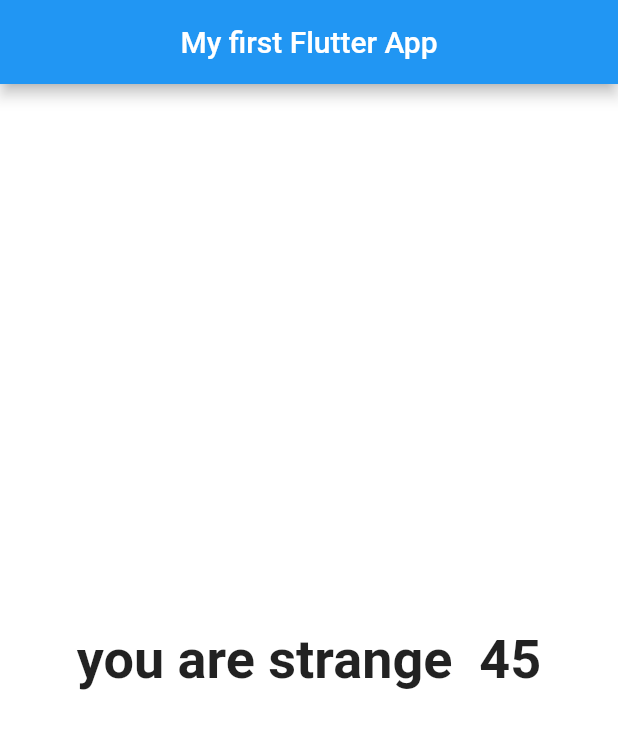
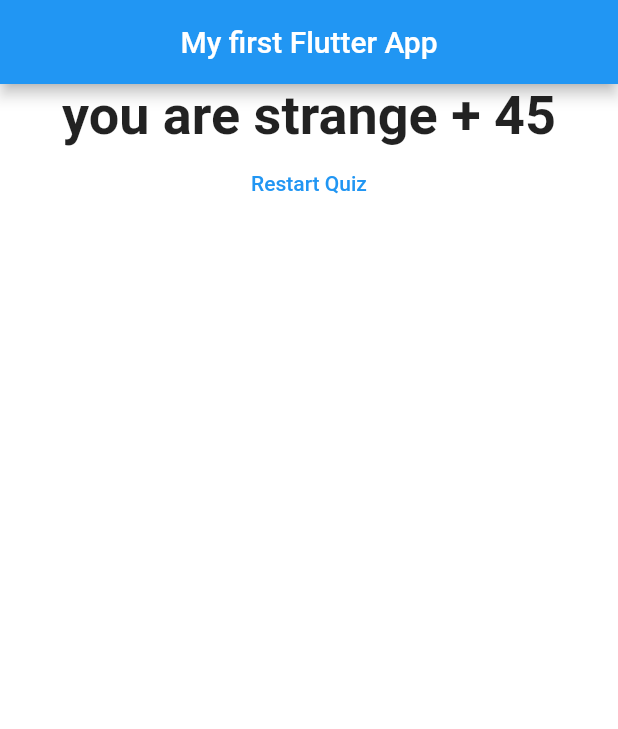
Before and after one commit to NischalDragneel-77/flutterQuizApp, a Flutter app: the screen it shows after launch, after a tap on "Black", after a tap on "Cat", after a tap on "Rajani", on a phone screen of 412 x 824 dp. Shown: the top 729 px of the screen. Run offline on Flutter 3.47's test engine with Material 2 defaults, Android fonts, the phone set to English and light mode, and no system bars.

Commit message:
restart button added

```diff
--- a/lib/main.dart
+++ b/lib/main.dart
@@ -49,12 +49,19 @@ class _MyAppState extends State<MyApp> {
       ],
     },
   ];
+  void _resetQuiz() {
+    setState(() {
+      _questionIndex = 0;
+      _totalScore = 0;
+    });
+  }
 
   void _answerQuestion(int score) {
     _totalScore += score;
     setState(() {
       _questionIndex++;
     });
+
     print(_questionIndex);
     if (_questionIndex < _questions.length) {
       print('we have more questions');
@@ -77,7 +84,7 @@ class _MyAppState extends State<MyApp> {
                 answerQuestion: _answerQuestion,
                 questions: _questions,
                 questionIndex: _questionIndex)
-            : Result(_totalScore),
+            : Result(_totalScore, _resetQuiz),
       ),
     );
   }
--- a/lib/result.dart
+++ b/lib/result.dart
@@ -2,8 +2,9 @@ import 'package:flutter/Material.dart';
 
 class Result extends StatelessWidget {
   final int resultScore;
+  final Function resetHandler;
 
-  Result(this.resultScore);
+  Result(this.resultScore, this.resetHandler);
 
   String get resultPhrase {
     String resultText;
@@ -16,16 +17,24 @@ class Result extends StatelessWidget {
     } else {
       resultText = "you are bad";
     }
-    return '$resultText  $resultScore';
+    return '$resultText + $resultScore';
   }
 
   @override
   Widget build(BuildContext context) {
     return Center(
-      child: Text(
-        resultPhrase,
-        style: TextStyle(fontSize: 36, fontWeight: FontWeight.bold),
-        textAlign: TextAlign.center,
+      child: Column(
+        children: [
+          Text(
+            resultPhrase,
+            style: TextStyle(fontSize: 36, fontWeight: FontWeight.bold),
+            textAlign: TextAlign.center,
+          ),
+          TextButton(
+            child: Text('Restart Quiz'),
+            onPressed: () => resetHandler(),
+          )
+        ],
       ),
     );
   }
```
